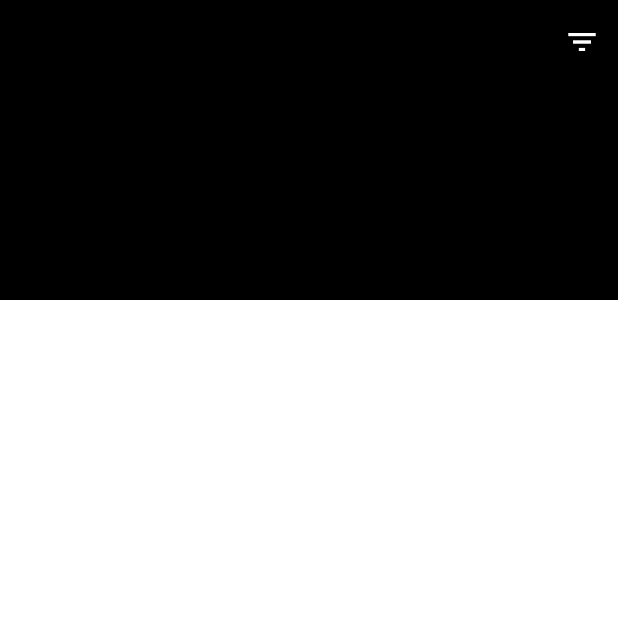
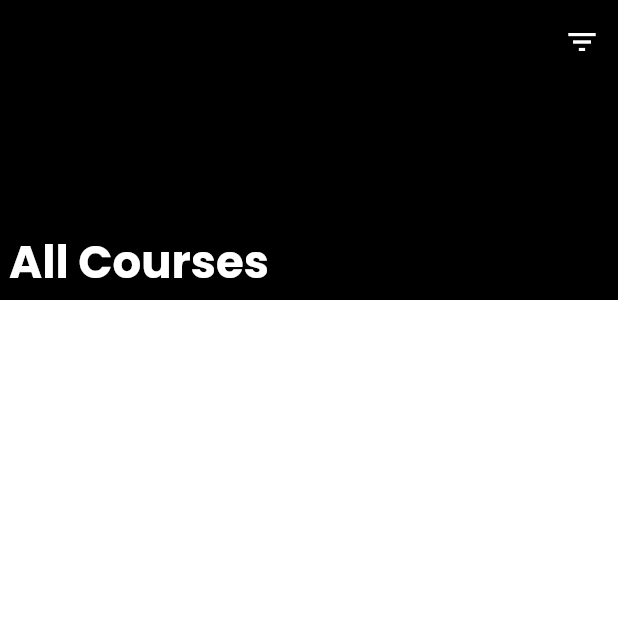
Before and after one commit to msbzz/E_LEARNING_APP, a Flutter app: the CourseListScreen screen opened by its route, on a phone screen of 412 x 824 dp, the top half of it. Run offline on Flutter 3.47's test engine with Material 3 defaults, Android fonts, the phone set to English and light mode, and no system bars; our stand-ins replace bloc, cached_network_image, equatable, flutter_bloc, get, get_storage and 3 more; accounts and stored records are empty.

Commit message:
Course List Screen part5

```diff
--- a/lib/views/course/course_list/course_list_screen.dart
+++ b/lib/views/course/course_list/course_list_screen.dart
@@ -46,6 +46,16 @@ class CourseListScreen extends StatelessWidget {
                 icon: Icon(Icons.filter_list, color: AppColors.accent),
               ),
             ],
+            flexibleSpace: FlexibleSpaceBar(
+              titlePadding: const EdgeInsets.all(6),
+              title: Text(
+                categoryName ?? 'All Courses',
+                style: theme.textTheme.headlineMedium?.copyWith(
+                  color: AppColors.accent,
+                  fontWeight: FontWeight.bold,
+                ),
+              ),
+            ),
           ),
         ],
       ),
```
